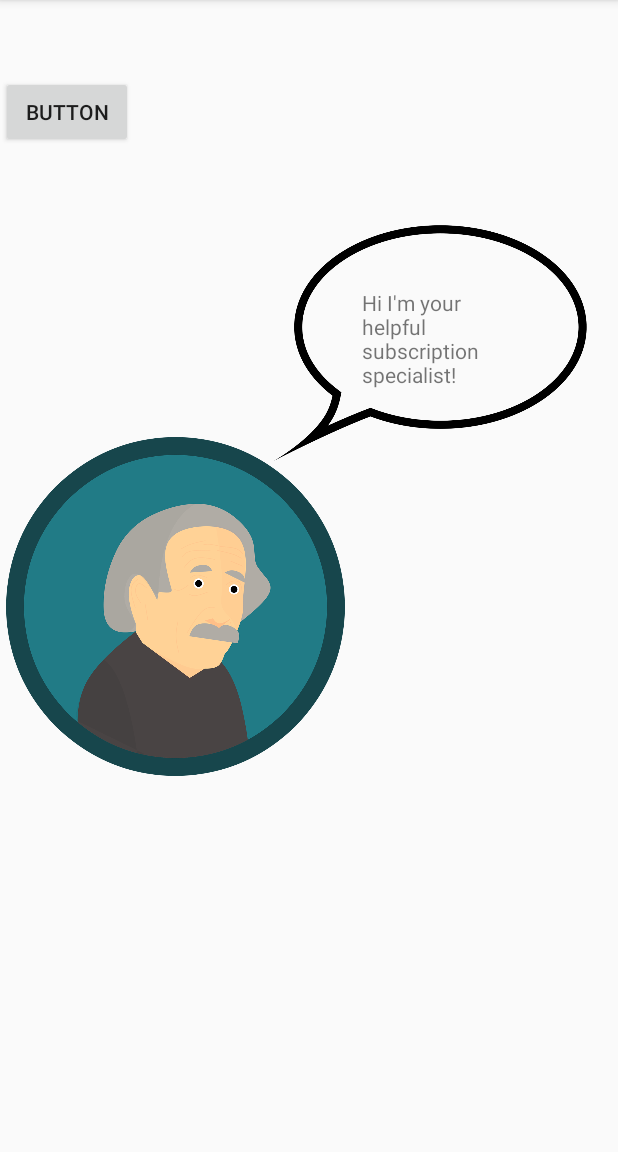
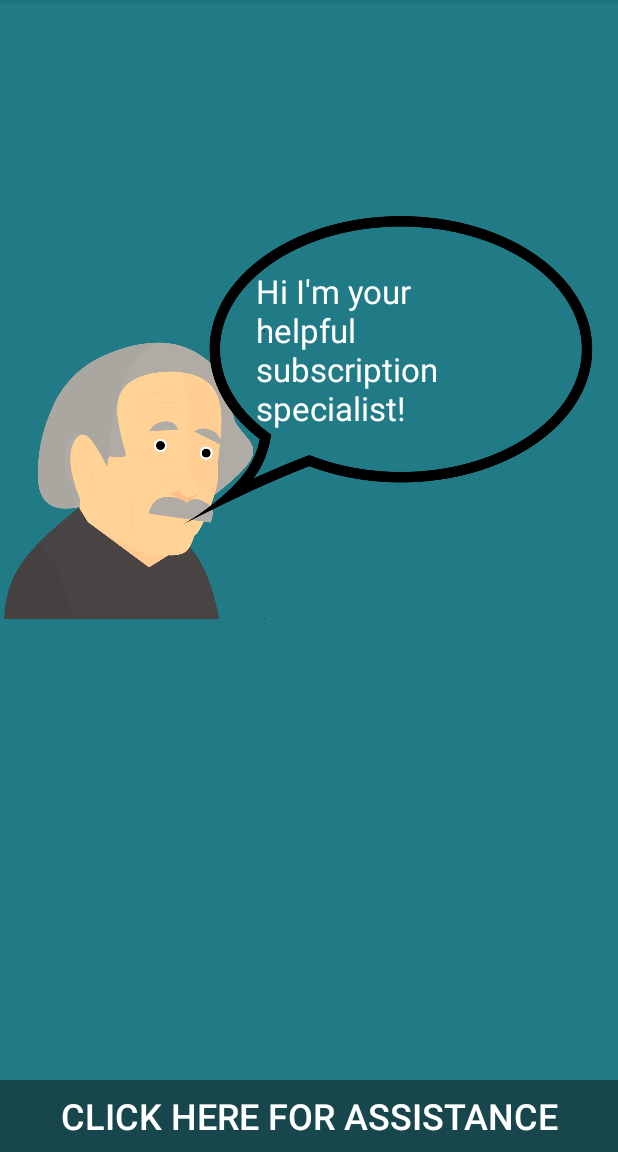
Before and after one commit to jkwok678/TalentHackBanking, an Android app: the AssistantActivity screen opened directly, with no data from a screen before it, on a phone screen of 412 x 824 dp, the part 84-1236 px from its top. Run offline under Robolectric (Android 15) with nearby library versions, the phone set to English and light mode, and no system bars.

Commit message:
FInal update?
All 3 screens working as intended? Visualisation and assistant look good.

```diff
--- a/app/src/main/java/com/example/talenthackbanking/BreakdownActivity.java
+++ b/app/src/main/java/com/example/talenthackbanking/BreakdownActivity.java
@@ -38,7 +38,7 @@ public class BreakdownActivity extends AppCompatActivity {
         valueList.add(new PieEntry((float) model1Percent, model1.getPlanName()));
         valueList.add(new PieEntry((float) model2Parcent, model2.getPlanName()));
 
-        PieDataSet dataSet = new PieDataSet(valueList, "subscriptions ");
+        PieDataSet dataSet = new PieDataSet(valueList, "subscriptions 2020 ");
 
         PieData pieData = new PieData(dataSet);
 
--- a/app/src/main/res/layout/assistant_screen.xml
+++ b/app/src/main/res/layout/assistant_screen.xml
@@ -1,17 +1,29 @@
 <?xml version="1.0" encoding="utf-8"?>
-<androidx.constraintlayout.widget.ConstraintLayout
-    xmlns:android="http://schemas.android.com/apk/res/android"
+<androidx.constraintlayout.widget.ConstraintLayout xmlns:android="http://schemas.android.com/apk/res/android"
     xmlns:app="http://schemas.android.com/apk/res-auto"
     xmlns:tools="http://schemas.android.com/tools"
     android:layout_width="match_parent"
-    android:layout_height="match_parent">
+    android:layout_height="match_parent"
+    android:background="#217b86">
 
+    <ImageView
+        android:id="@+id/imageView6"
+        android:layout_width="177dp"
+        android:layout_height="471dp"
+        android:layout_marginTop="65dp"
+        android:layout_marginEnd="225dp"
+        android:background="#00FFFFFF"
+        app:layout_constraintEnd_toEndOf="@+id/imageView3"
+        app:layout_constraintTop_toTopOf="@+id/imageView3"
+        app:srcCompat="@drawable/einstein" />
 
     <TextView
         android:id="@+id/speech"
-        android:layout_width="89dp"
-        android:layout_height="73dp"
+        android:layout_width="173dp"
+        android:layout_height="134dp"
         android:text="Hi I'm your helpful subscription specialist!"
+        android:textColor="#FFFFFF"
+        android:textSize="22sp"
         app:layout_constraintBottom_toBottomOf="@+id/imageView3"
         app:layout_constraintEnd_toEndOf="@+id/imageView3"
         app:layout_constraintStart_toStartOf="@+id/imageView3"
@@ -19,8 +31,8 @@
 
     <ImageView
         android:id="@+id/imageView3"
-        android:layout_width="220dp"
-        android:layout_height="422dp"
+        android:layout_width="288dp"
+        android:layout_height="462dp"
         app:layout_constraintBottom_toBottomOf="parent"
         app:layout_constraintEnd_toEndOf="parent"
         app:layout_constraintHorizontal_bias="0.916"
@@ -31,24 +43,15 @@
 
     <Button
         android:id="@+id/continueButton"
-        android:layout_width="wrap_content"
+        android:layout_width="0dp"
         android:layout_height="wrap_content"
-        android:layout_marginEnd="87dp"
-        android:text="Button"
-        app:layout_constraintBottom_toTopOf="@+id/imageView6"
-        app:layout_constraintEnd_toStartOf="@+id/imageView3"
-        app:layout_constraintHorizontal_bias="1.0"
-        app:layout_constraintStart_toStartOf="parent"
-        app:layout_constraintTop_toTopOf="parent" />
+        android:background="#17464C"
+        android:text="Click here for Assistance"
+        android:textColor="#FFFFFF"
+        android:textSize="24sp"
+        app:layout_constraintBottom_toBottomOf="parent"
+        app:layout_constraintEnd_toEndOf="parent"
+        app:layout_constraintStart_toStartOf="parent" />
 
-    <ImageView
-        android:id="@+id/imageView6"
-        android:layout_width="226dp"
-        android:layout_height="510dp"
-        android:layout_marginStart="4dp"
-        android:layout_marginTop="132dp"
-        app:layout_constraintStart_toStartOf="parent"
-        app:layout_constraintTop_toTopOf="@+id/imageView3"
-        app:srcCompat="@drawable/einstein" />
 
 </androidx.constraintlayout.widget.ConstraintLayout>
```
Also changed, not shown: app/src/main/res/drawable/einstein.png.
